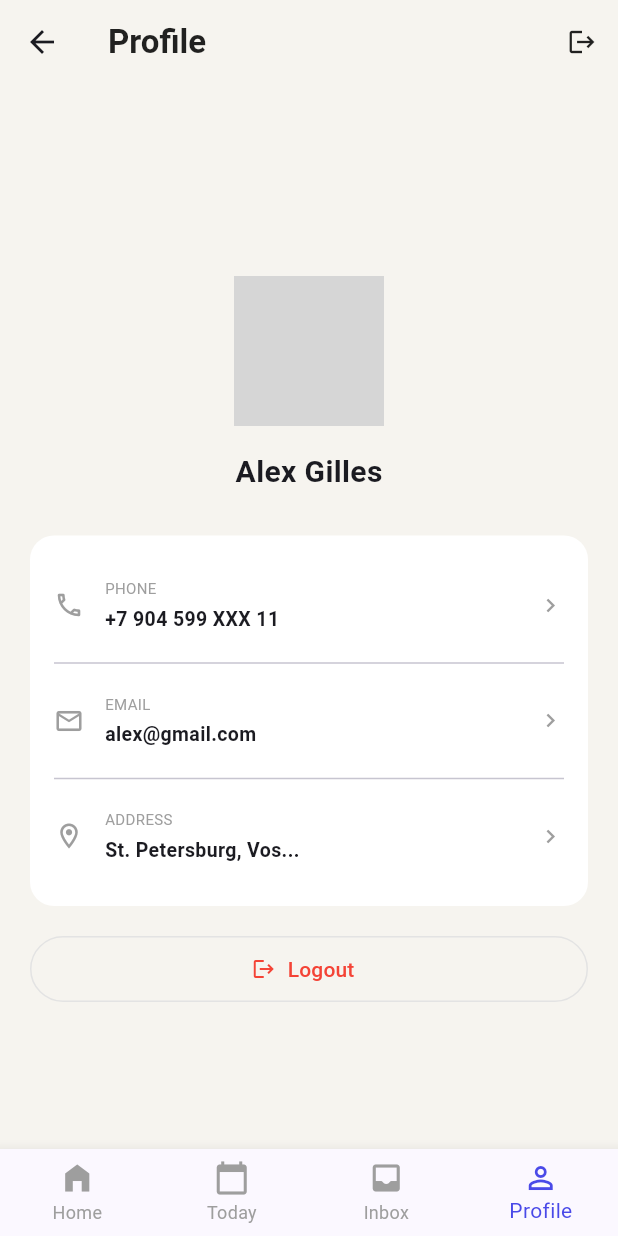
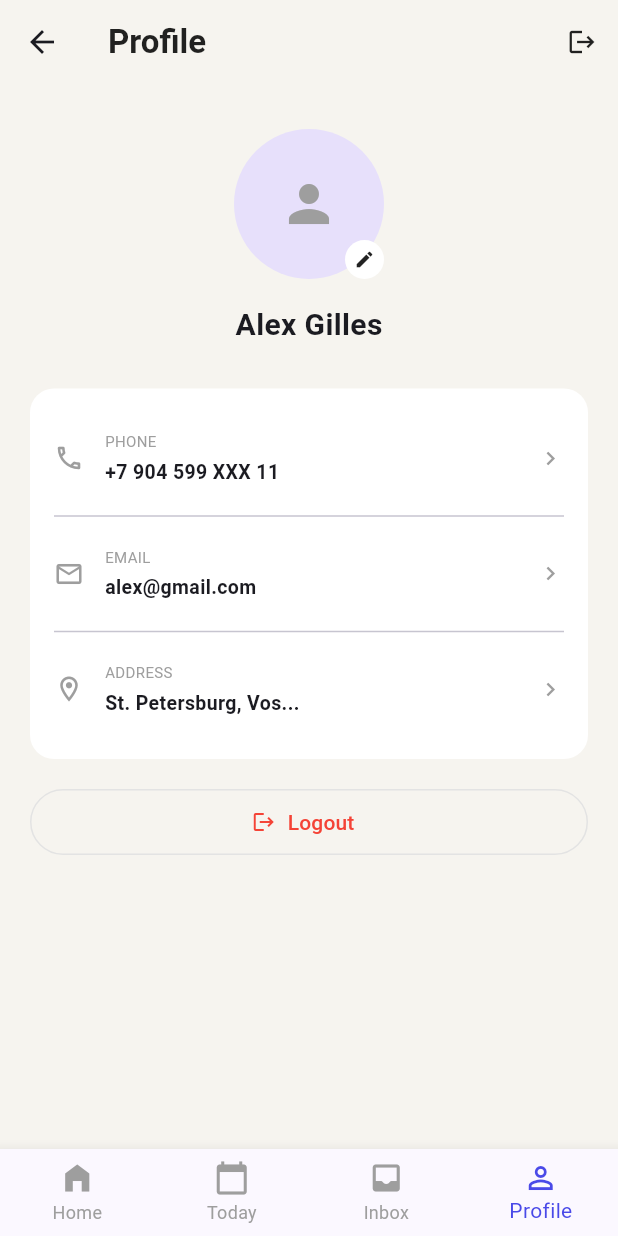
Before and after one commit to FaletehanAlF/Learning-layout-widget, a Flutter app: the ProfilePage screen opened directly, on a phone screen of 412 x 824 dp. Run offline on Flutter 3.47's test engine with Material 3 defaults, Android fonts, the phone set to English and light mode, and no system bars; our stand-ins replace shared_preferences; accounts and stored records are empty; network calls fail; grey boxes are pictures that could not be loaded.

Commit message:
update feature

```diff
--- a/lib/pages/profile_page.dart
+++ b/lib/pages/profile_page.dart
@@ -14,7 +14,6 @@ class ProfilePage extends StatefulWidget {
 }
 
 class _ProfilePageState extends State<ProfilePage> {
-  // Data profil dari endpoint terlindungi, kosong berarti pakai desain bawaan.
   Map<String, dynamic> _profile = {};
 
   bool _loading = true;
@@ -33,8 +32,6 @@ class _ProfilePageState extends State<ProfilePage> {
   Future<void> _loadProfile() async {
     setState(() => _loading = true);
     try {
-      // Coba beberapa endpoint umum; backend berbeda-beda
-      // (/auth/profile, /profile, /auth/me). Pakai yang pertama berhasil.
       dynamic res;
       Object? lastError;
       for (final endpoint in const ['/auth/profile', '/profile', '/auth/me']) {
@@ -55,7 +52,9 @@ class _ProfilePageState extends State<ProfilePage> {
       });
     } catch (e) {
       if (!mounted) return;
-      debugPrint('[PROFILE] Gagal memuat profil: ${e.toString().replaceFirst('Exception: ', '')}');
+      debugPrint(
+        '[PROFILE] Gagal memuat profil: ${e.toString().replaceFirst('Exception: ', '')}',
+      );
       setState(() => _profile = {});
     } finally {
       if (mounted) {
@@ -70,7 +69,6 @@ class _ProfilePageState extends State<ProfilePage> {
       if (value is String && value.trim().isNotEmpty) {
         return value;
       }
-      // Backend kadang mengembalikan angka (mis. phone: 628123...).
       if (value is num) {
         return value.toString();
       }
@@ -78,7 +76,6 @@ class _ProfilePageState extends State<ProfilePage> {
     return fallback;
   }
 
-  // Menghapus token lokal lalu kembali ke halaman login.
   Future<void> _logout() async {
     final confirm = await showDialog<bool>(
       context: context,
@@ -111,7 +108,6 @@ class _ProfilePageState extends State<ProfilePage> {
     );
   }
 
-  // Pindah halaman sesuai tab yang ditekan
   void _onNavTap(BuildContext context, int index) {
     Widget page;
     switch (index) {
@@ -125,11 +121,43 @@ class _ProfilePageState extends State<ProfilePage> {
         page = const InboxPage();
         break;
       default:
-        return; // sudah di Profile
+        return;
     }
     Navigator.pushReplacement(
       context,
       MaterialPageRoute(builder: (context) => page),
+    );
+  }
+
+  Widget _infoRow(IconData icon, String label, String value) {
+    return Padding(
+      padding: const EdgeInsets.symmetric(vertical: 12),
+      child: Row(
+        children: [
+          Icon(icon, size: 20, color: Colors.grey),
+          const SizedBox(width: 14),
+          Expanded(
+            child: Column(
+              crossAxisAlignment: CrossAxisAlignment.start,
+              children: [
+                Text(
+                  label,
+                  style: const TextStyle(fontSize: 10, color: Colors.grey),
+                ),
+                const SizedBox(height: 4),
+                Text(
+                  value,
+                  style: const TextStyle(
+                    fontWeight: FontWeight.w600,
+                    fontSize: 13,
+                  ),
+                ),
+              ],
+            ),
+          ),
+          const Icon(Icons.chevron_right, size: 18, color: Colors.grey),
+        ],
+      ),
     );
   }
 
@@ -139,7 +167,9 @@ class _ProfilePageState extends State<ProfilePage> {
       backgroundColor: const Color(0xFFF6F4EF),
       appBar: AppBar(
         backgroundColor: const Color(0xFFF6F4EF),
+        surfaceTintColor: Colors.transparent,
         elevation: 0,
+        scrolledUnderElevation: 0,
         title: const Text(
           'Profile',
           style: TextStyle(color: Colors.black87, fontWeight: FontWeight.w700),
@@ -157,35 +187,26 @@ class _ProfilePageState extends State<ProfilePage> {
         onTap: (index) => _onNavTap(context, index),
       ),
       body: SafeArea(
-        // LayoutBuilder untuk membaca lebar ruang yang tersedia
         child: LayoutBuilder(
           builder: (context, constraints) {
-            // Mobile: lebar penuh. Desktop/Web: batasi agar konten terpusat.
-            double maxWidth =
+            final double maxWidth =
                 constraints.maxWidth >= 600 ? 480 : double.infinity;
-            return Center(
+            return Align(
+              alignment: Alignment.topCenter,
               child: SizedBox(
                 width: maxWidth,
+                height: double.infinity,
                 child: SingleChildScrollView(
                   padding: const EdgeInsets.symmetric(horizontal: 20),
                   child: Column(
                     children: [
                       const SizedBox(height: 30),
 
-              // Avatar besar dengan icon edit kecil
                       Stack(
                         clipBehavior: Clip.none,
                         alignment: Alignment.bottomRight,
                         children: [
-                  CircleAvatar(
-                    radius: 50,
-                    backgroundColor: const Color(0xFFE7E0FB),
-                    backgroundImage: const NetworkImage(
-                      'https://i.pinimg.com/736x/66/e2/24/66e224c075720a95f01747f34b32be17.jpg',
-                    ),
-                    onBackgroundImageError: (error, stackTrace) {},
-                    child: const Icon(Icons.person, size: 40, color: Colors.grey),
-                  ),
+                          const _ProfileAvatar(),
                           Container(
                             padding: const EdgeInsets.all(6),
                             decoration: const BoxDecoration(
@@ -201,7 +222,10 @@ class _ProfilePageState extends State<ProfilePage> {
 
                       Text(
                         _value(['name', 'username', 'full_name'], _fallbackName),
-                style: const TextStyle(fontSize: 20, fontWeight: FontWeight.w700),
+                        style: const TextStyle(
+                          fontSize: 20,
+                          fontWeight: FontWeight.w700,
+                        ),
                       ),
 
                       if (_loading) ...[
@@ -215,7 +239,6 @@ class _ProfilePageState extends State<ProfilePage> {
 
                       const SizedBox(height: 28),
 
-              // Kartu informasi seperti pada desain
                       Container(
                         width: double.infinity,
                         padding: const EdgeInsets.all(16),
@@ -228,7 +251,10 @@ class _ProfilePageState extends State<ProfilePage> {
                             _infoRow(
                               Icons.phone_outlined,
                               'PHONE',
-                      _value(['phone', 'phone_number', 'telp'], _fallbackPhone),
+                              _value(
+                                ['phone', 'phone_number', 'telp'],
+                                _fallbackPhone,
+                              ),
                             ),
                             const Divider(),
                             _infoRow(
@@ -248,7 +274,6 @@ class _ProfilePageState extends State<ProfilePage> {
 
                       const SizedBox(height: 20),
 
-              // Tombol logout mengakhiri sesi dan menghapus token lokal
                       SizedBox(
                         width: double.infinity,
                         height: 44,
@@ -265,6 +290,8 @@ class _ProfilePageState extends State<ProfilePage> {
                           label: const Text('Logout'),
                         ),
                       ),
+
+                      const SizedBox(height: 80),
                     ],
                   ),
                 ),
@@ -275,28 +302,36 @@ class _ProfilePageState extends State<ProfilePage> {
       ),
     );
   }
+}
 
-  // Baris informasi sederhana: icon, label, isi, dan chevron
-  Widget _infoRow(IconData icon, String label, String value) {
-    return Padding(
-      padding: const EdgeInsets.symmetric(vertical: 12),
-      child: Row(
-        children: [
-          Icon(icon, size: 20, color: Colors.grey),
-          const SizedBox(width: 14),
-          Expanded(
-            child: Column(
-              crossAxisAlignment: CrossAxisAlignment.start,
-              children: [
-                Text(label, style: const TextStyle(fontSize: 10, color: Colors.grey)),
-                const SizedBox(height: 4),
-                Text(value, style: const TextStyle(fontWeight: FontWeight.w600, fontSize: 13)),
-              ],
-            ),
-          ),
-          const Icon(Icons.chevron_right, size: 18, color: Colors.grey),
-        ],
-      ),
+class _ProfileAvatar extends StatefulWidget {
+  const _ProfileAvatar({super.key});
+
+  @override
+  State<_ProfileAvatar> createState() => _ProfileAvatarState();
+}
+
+class _ProfileAvatarState extends State<_ProfileAvatar> {
+  static const String _imageUrl =
+      'https://i.pinimg.com/736x/66/e2/24/66e224c075720a95f01747f34b32be17.jpg';
+
+  bool _hasError = false;
+
+  @override
+  Widget build(BuildContext context) {
+    return CircleAvatar(
+      radius: 50,
+      backgroundColor: const Color(0xFFE7E0FB),
+      backgroundImage: _hasError ? null : const NetworkImage(_imageUrl),
+      onBackgroundImageError: _hasError
+          ? null
+          : (Object error, StackTrace? stackTrace) {
+              if (!mounted) return;
+              setState(() => _hasError = true);
+            },
+      child: _hasError
+          ? const Icon(Icons.person, size: 40, color: Colors.grey)
+          : null,
     );
   }
 }
```
Also changed, not shown: lib/pages/home_page.dart (+28 -25 lines), lib/pages/inbox_page.dart (+24 -12 lines), lib/pages/login_page.dart (+73 -20 lines), lib/pages/today_page.dart (+15 -11 lines). Lines whose indentation alone changed are shown as unchanged.
